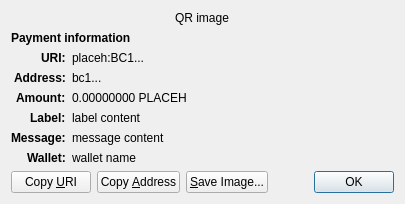
The window that src/qt/forms/receiverequestdialog.ui (VeriBlock/pop-phl) describes before a commit, drawn with Qt 5.
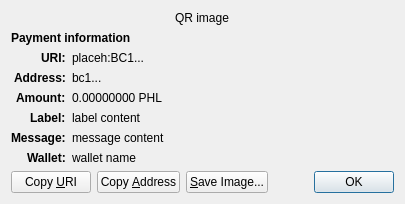
The same window after the commit. Custom widgets are drawn as their Qt base class.

```diff
--- a/src/qt/forms/receiverequestdialog.ui
+++ b/src/qt/forms/receiverequestdialog.ui
@@ -126,7 +126,7 @@
    <item row="4" column="1" alignment="Qt::AlignTop">
     <widget class="QLabel" name="amount_content">
      <property name="text">
-      <string notr="true">0.00000000 PLACEH</string>
+      <string notr="true">0.00000000 PHL</string>
      </property>
      <property name="textFormat">
       <enum>Qt::PlainText</enum>
```
